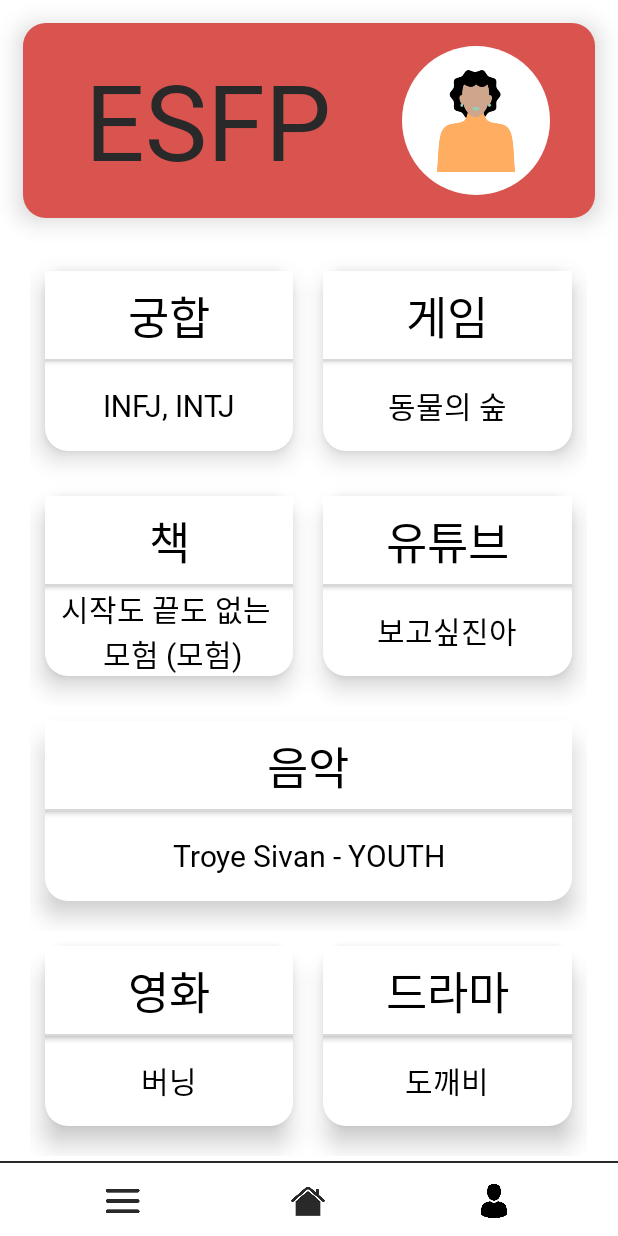
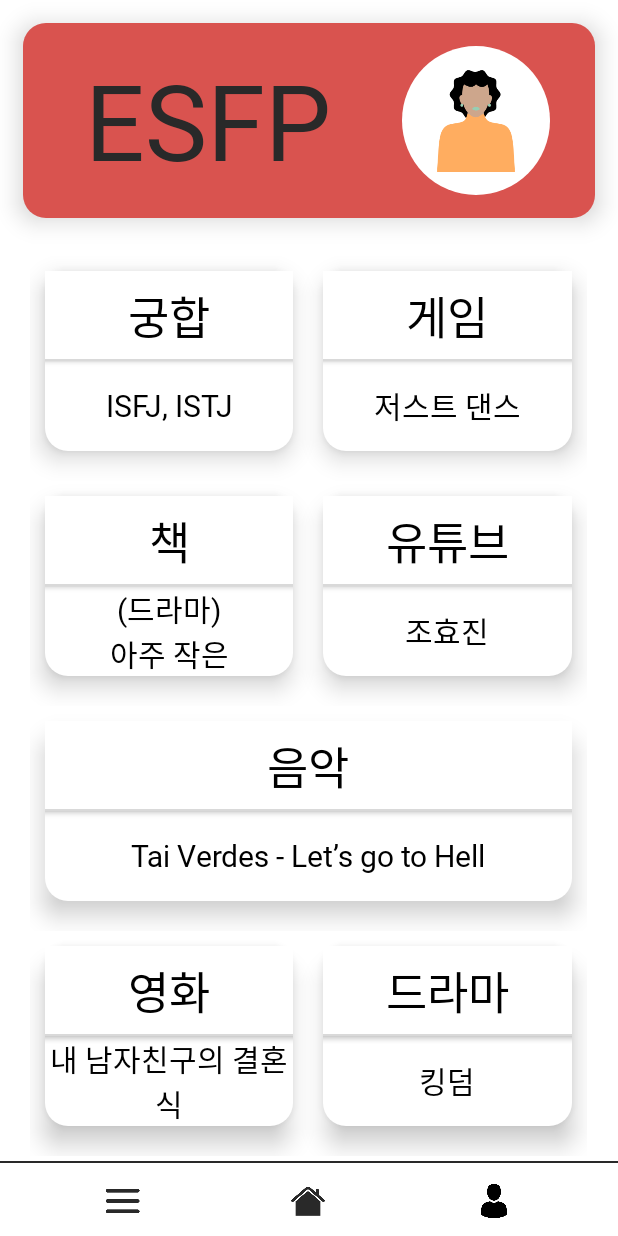
Before and after one commit to native0523/MBTI, an Android app: the layout layout_esfp.xml on its own in the app's theme, with its tools: preview values and no code run, on a phone screen of 412 x 824 dp. Run offline under Robolectric (Android 15) with nearby library versions, the phone set to English and light mode, and no system bars.

Commit message:
팀 프로젝트 완성

```diff
--- a/app/src/main/res/layout/layout_esfp.xml
+++ b/app/src/main/res/layout/layout_esfp.xml
@@ -131,7 +131,7 @@
                                 android:layout_weight="1"
                                 android:fontFamily="@font/sunflower_l"
                                 android:gravity="center"
-                                android:text="INFJ, INTJ"
+                                android:text="ISFJ, ISTJ"
                                 android:textColor="@color/black"
                                 android:textSize="20dp"></TextView>
 
@@ -167,7 +167,7 @@
                                 android:layout_weight="1"
                                 android:fontFamily="@font/sunflower_l"
                                 android:gravity="center"
-                                android:text="동물의 숲"
+                                android:text="저스트 댄스"
                                 android:textColor="@color/black"
                                 android:textSize="20dp"></TextView>
 
@@ -210,7 +210,7 @@
                                 android:layout_weight="1"
                                 android:fontFamily="@font/sunflower_l"
                                 android:gravity="center"
-                                android:text="시작도 끝도 없는 \n 모험 (모험)"
+                                android:text="(드라마)\n아주 작은\n습관의 힘"
                                 android:textColor="@color/black"
                                 android:textSize="20dp"></TextView>
 
@@ -246,7 +246,7 @@
                                 android:layout_weight="1"
                                 android:fontFamily="@font/sunflower_l"
                                 android:gravity="center"
-                                android:text="보고싶진아"
+                                android:text="조효진"
                                 android:textColor="@color/black"
                                 android:textSize="20dp"></TextView>
 
@@ -289,7 +289,7 @@
                                 android:layout_weight="1"
                                 android:fontFamily="@font/sunflower_l"
                                 android:gravity="center"
-                                android:text="Troye Sivan - YOUTH"
+                                android:text="Tai Verdes - Let’s go to Hell"
                                 android:textColor="@color/black"
                                 android:textSize="20dp"></TextView>
 
@@ -332,7 +332,7 @@
                                 android:layout_weight="1"
                                 android:fontFamily="@font/sunflower_l"
                                 android:gravity="center"
-                                android:text="버닝"
+                                android:text="내 남자친구의 결혼식"
                                 android:textColor="@color/black"
                                 android:textSize="20dp"></TextView>
 
@@ -368,7 +368,7 @@
                                 android:layout_weight="1"
                                 android:fontFamily="@font/sunflower_l"
                                 android:gravity="center"
-                                android:text="도깨비"
+                                android:text="킹덤"
                                 android:textColor="@color/black"
                                 android:textSize="20dp"></TextView>
 
@@ -412,7 +412,7 @@
                                 android:layout_weight="1"
                                 android:fontFamily="@font/sunflower_l"
                                 android:gravity="center"
-                                android:text="디자이너, 시나리오 작가, PD"
+                                android:text="패션 디자이너, 코미디언,\n일러스트레이터"
                                 android:textColor="@color/black"
                                 android:textSize="20dp"></TextView>
 
```
Also changed, not shown: app/src/main/res/layout/layout_esfj.xml (+8 -8 lines), app/src/main/res/layout/layout_estj.xml (+8 -8 lines), app/src/main/res/layout/layout_estp.xml (+8 -8 lines), app/src/main/res/layout/layout_isfj.xml (+8 -8 lines), app/src/main/res/layout/layout_isfp.xml (+8 -8 lines), app/src/main/res/layout/layout_istj.xml (+8 -8 lines), app/src/main/res/layout/layout_istp.xml (+8 -8 lines).
